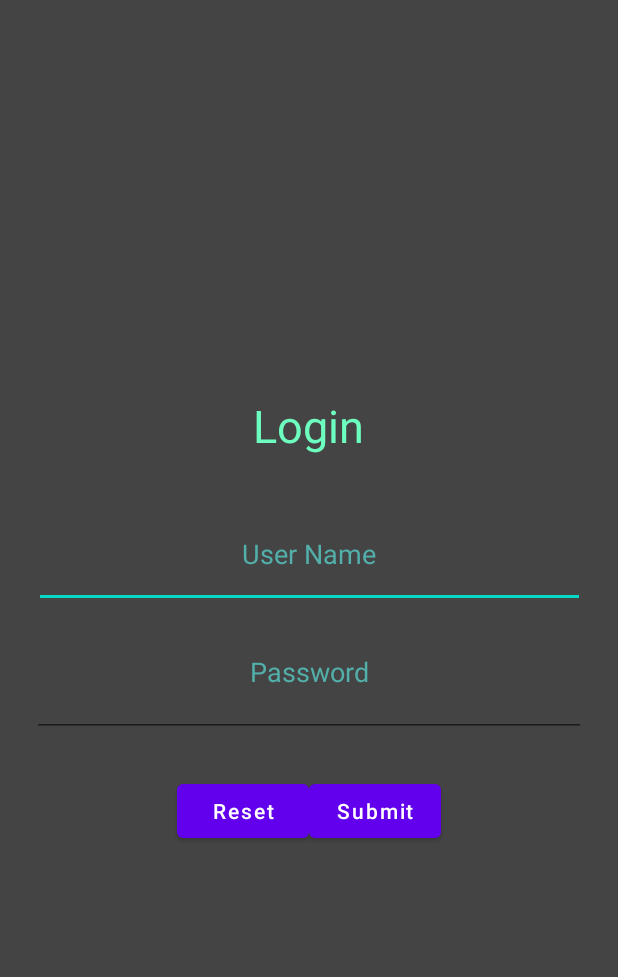
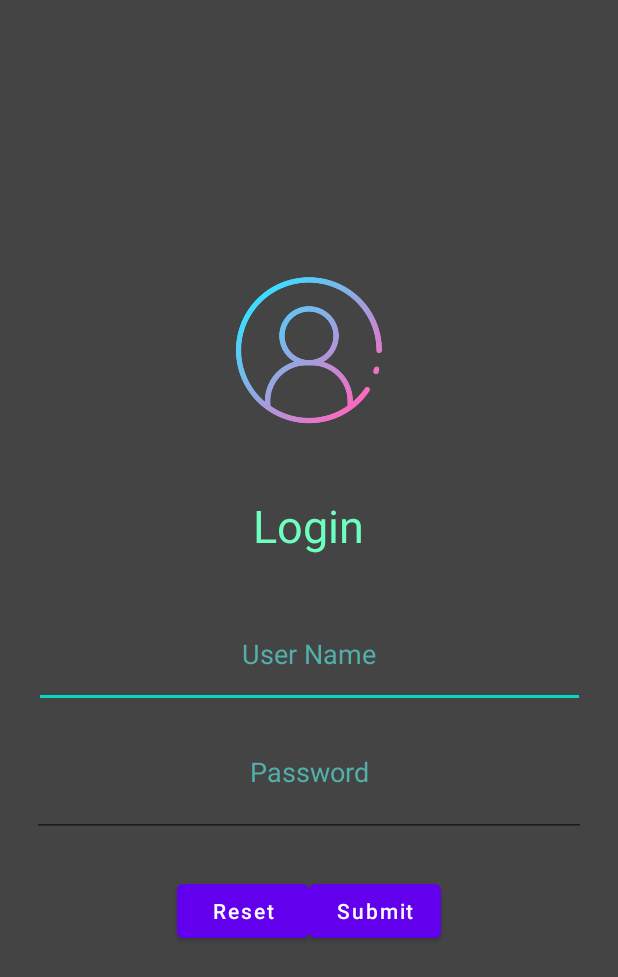
Before and after one commit to TwilightFoxtrot/LoginPage, an Android app: the layout activity_main.xml on its own in the app's theme, with its tools: preview values and no code run, on a phone screen of 412 x 824 dp. Shown: the top 977 px of the screen. Run offline under Robolectric (Android 15) with nearby library versions, the phone set to English and light mode, and no system bars.

Commit message:
Added an image to the login screen. Also removed the action bar

```diff
--- a/app/src/main/res/layout/activity_main.xml
+++ b/app/src/main/res/layout/activity_main.xml
@@ -14,6 +14,13 @@
         android:background="#444444"
         android:padding="25dp"
         android:orientation="vertical">
+
+        <ImageView
+            android:id="@+id/imageView2"
+            android:layout_width="181dp"
+            android:layout_height="133dp"
+            app:srcCompat="@drawable/_087579" />
+
         <TextView
             android:layout_width="wrap_content"
             android:layout_height="wrap_content"
@@ -61,5 +68,6 @@
                 android:textAllCaps="false"
                 android:textSize="14sp" />
         </LinearLayout>
+
     </LinearLayout>
 </androidx.constraintlayout.widget.ConstraintLayout>
--- a/app/src/main/res/values-night/themes.xml
+++ b/app/src/main/res/values-night/themes.xml
@@ -1,6 +1,6 @@
 <resources xmlns:tools="http://schemas.android.com/tools">
     <!-- Base application theme. -->
-    <style name="Theme.LoginPageOPSC7311" parent="Theme.MaterialComponents.DayNight.DarkActionBar">
+    <style name="Theme.LoginPageOPSC7311" parent="Theme.MaterialComponents.DayNight.NoActionBar">
         <!-- Primary brand color. -->
         <item name="colorPrimary">@color/purple_200</item>
         <item name="colorPrimaryVariant">@color/purple_700</item>
--- a/app/src/main/res/values/themes.xml
+++ b/app/src/main/res/values/themes.xml
@@ -1,6 +1,6 @@
 <resources xmlns:tools="http://schemas.android.com/tools">
     <!-- Base application theme. -->
-    <style name="Theme.LoginPageOPSC7311" parent="Theme.MaterialComponents.DayNight.DarkActionBar">
+    <style name="Theme.LoginPageOPSC7311" parent="Theme.MaterialComponents.DayNight.NoActionBar">
         <!-- Primary brand color. -->
         <item name="colorPrimary">@color/purple_500</item>
         <item name="colorPrimaryVariant">@color/purple_700</item>
```
Also changed, not shown: app/src/main/res/drawable/_087579.png (added), app/src/main/res/drawable/png_transparent_samsung_galaxy_a8_a8_user_login_telephone_avatar_pawn_blue_angle_sphere.png (added).
